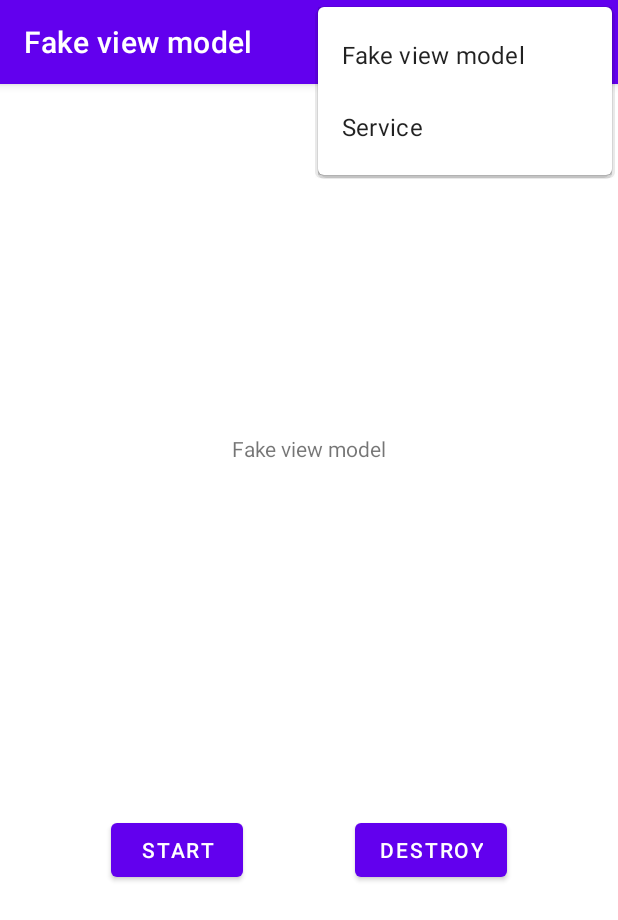
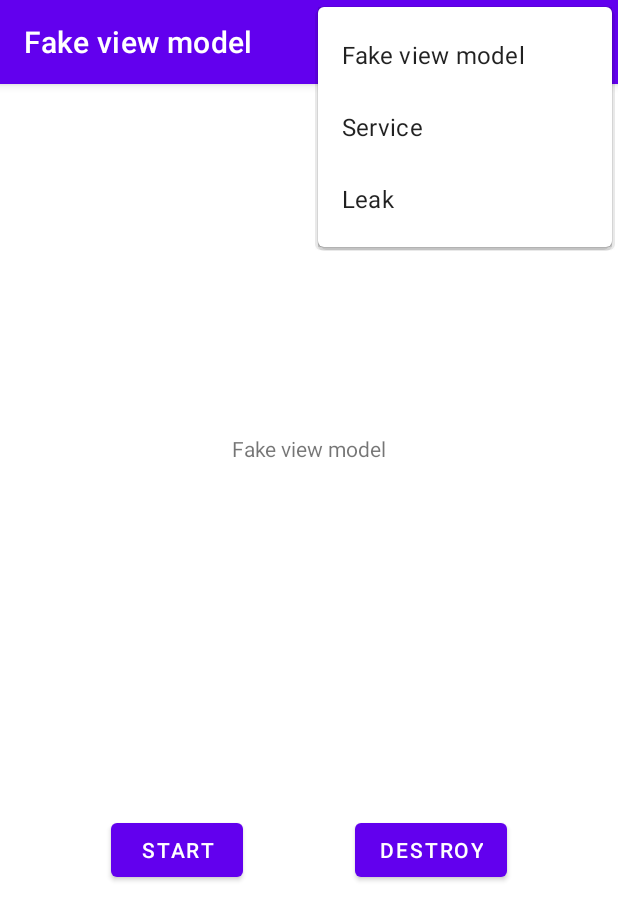
Before and after one commit to JakubMosakowski/coroutines-playground, an Android app: the screen it shows after launch (MainActivity), with the options menu open, on a phone screen of 412 x 824 dp. Shown: the top 920 px of the screen. Run offline under Robolectric (Android 15) with nearby library versions, the phone set to English and light mode, and no system bars; our stand-ins replace navigation-ui.

Commit message:
Sample for leak

```diff
--- a/app/src/main/AndroidManifest.xml
+++ b/app/src/main/AndroidManifest.xml
@@ -25,6 +25,12 @@
             </intent-filter>
         </activity>
 
+        <activity
+            android:name="com.jakmos.coroutinesplayground.leak.NextActivity"
+            android:exported="true"
+            android:label="@string/app_name"
+            android:theme="@style/Theme.Coroutinesplayground.NoActionBar" />
+
         <service android:name=".service.SampleService" />
     </application>
 
--- a/app/src/main/java/com/jakmos/coroutinesplayground/MainActivity.kt
+++ b/app/src/main/java/com/jakmos/coroutinesplayground/MainActivity.kt
@@ -1,6 +1,8 @@
 package com.jakmos.coroutinesplayground
 
+import android.content.Intent
 import android.os.Bundle
+import android.util.Log
 import android.view.Menu
 import android.view.MenuItem
 import androidx.appcompat.app.AppCompatActivity
@@ -9,11 +11,16 @@ import androidx.navigation.ui.AppBarConfiguration
 import androidx.navigation.ui.navigateUp
 import androidx.navigation.ui.setupActionBarWithNavController
 import com.jakmos.coroutinesplayground.databinding.ActivityMainBinding
+import com.jakmos.coroutinesplayground.leak.NextActivity
+import kotlinx.coroutines.CoroutineScope
+import kotlinx.coroutines.Dispatchers
 
 class MainActivity : AppCompatActivity() {
 
     private lateinit var appBarConfiguration: AppBarConfiguration
     private lateinit var binding: ActivityMainBinding
+    private val scope = CoroutineScope(Dispatchers.IO)
+    private val useCase = UseCase()
 
     override fun onCreate(savedInstanceState: Bundle?) {
         super.onCreate(savedInstanceState)
@@ -25,6 +32,7 @@ class MainActivity : AppCompatActivity() {
 
         appBarConfiguration = AppBarConfiguration(navController.graph)
         setupActionBarWithNavController(navController, appBarConfiguration)
+        useCase.run(scope)
     }
 
     override fun onCreateOptionsMenu(menu: Menu): Boolean {
@@ -41,6 +49,12 @@ class MainActivity : AppCompatActivity() {
             navController.navigate(R.id.toServiceFragment)
             true
         }
+        R.id.action_leak -> {
+            startActivity(Intent(this, NextActivity::class.java))
+            finish()
+            Log.v("KUBA", "After on finish")
+            true
+        }
         else -> super.onOptionsItemSelected(item)
     }
 
@@ -49,5 +63,10 @@ class MainActivity : AppCompatActivity() {
                 || super.onSupportNavigateUp()
     }
 
+    override fun onDestroy() {
+        super.onDestroy()
+        Log.v("KUBA", "After on destroy")
+    }
+
     private val navController get() = findNavController(R.id.nav_host_fragment_content_main)
 }
--- /dev/null
+++ b/app/src/main/java/com/jakmos/coroutinesplayground/UseCase.kt
@@ -0,0 +1,20 @@
+package com.jakmos.coroutinesplayground
+
+import android.util.Log
+import kotlinx.coroutines.CoroutineScope
+import kotlinx.coroutines.delay
+import kotlinx.coroutines.flow.asFlow
+import kotlinx.coroutines.flow.launchIn
+import kotlinx.coroutines.flow.onEach
+
+class UseCase {
+
+    fun run(scope: CoroutineScope) {
+        (0..Int.MAX_VALUE)
+            .asSequence()
+            .asFlow()
+            .onEach { delay(1_000) }
+            .onEach { Log.v("KUBA", "On each: $it") }
+            .launchIn(scope)
+    }
+}
--- a/app/src/main/res/menu/menu_main.xml
+++ b/app/src/main/res/menu/menu_main.xml
@@ -11,4 +11,9 @@
         android:id="@+id/action_service"
         android:title="@string/service"
         app:showAsAction="never" />
+
+    <item
+        android:id="@+id/action_leak"
+        android:title="@string/leak"
+        app:showAsAction="never" />
 </menu>
--- a/app/src/main/res/values/strings.xml
+++ b/app/src/main/res/values/strings.xml
@@ -5,4 +5,5 @@
     <string name="destroy">Destroy</string>
     <string name="fake_view_model">Fake view model</string>
     <string name="service">Service</string>
+    <string name="leak">Leak</string>
 </resources>
```
Also changed, not shown: app/src/main/java/com/jakmos/coroutinesplayground/leak/NextActivity.kt (added, +19 -0 lines), app/src/main/res/layout/activity_next.xml (added, +13 -0 lines). Lines whose indentation alone changed are shown as unchanged.
